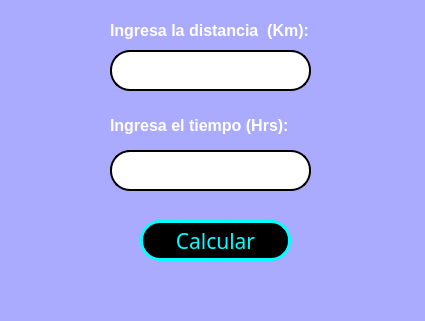
P4B11nn/PIP_2025_Unidad1_Eq5, file Unidad I/Tareas/E08_CalculoDistancia.ui: the form before one commit.
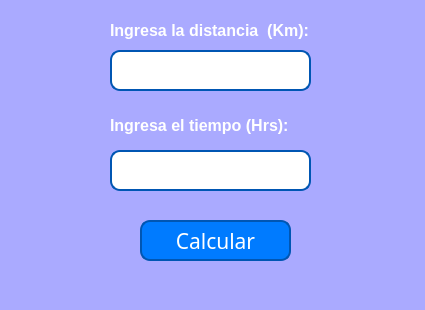
The form after the commit.

```diff
--- a/Unidad I/Tareas/E08_CalculoDistancia.ui
+++ b/Unidad I/Tareas/E08_CalculoDistancia.ui
@@ -7,7 +7,7 @@
     <x>0</x>
     <y>0</y>
     <width>425</width>
-    <height>321</height>
+    <height>310</height>
    </rect>
   </property>
   <property name="windowTitle">
@@ -33,10 +33,19 @@
      </font>
     </property>
     <property name="styleSheet">
-     <string notr="true">background-color:black;
-color: cyan;
-border-radius: 20px;
-border: 3px solid cyan</string>
+     <string notr="true">QPushButton:pressed {
+    background-color: #003f7f; 
+    border: 2px solid #002f5f; 
+}
+
+QPushButton {
+    background-color: #007BFF;
+    color: white;
+    border-radius: 10px;
+    border: 2px solid #0056b3;
+    padding: 5px 10px;
+  
+}</string>
     </property>
     <property name="text">
      <string>Calcular</string>
@@ -86,8 +95,10 @@
     </property>
     <property name="styleSheet">
      <string notr="true">background-color:white;
-border-radius: 20px;
-border: 2px solid black;
+border-radius: 10px;
+border: 2px solid #0056b3;
+
+
 </string>
     </property>
     <property name="text">
@@ -117,8 +128,10 @@
     </property>
     <property name="styleSheet">
      <string notr="true">background-color:white;
-border-radius: 20px;
-border: 2px solid black;
+border-radius: 10px;
+border: 2px solid #0056b3;
+
+
 </string>
     </property>
     <property name="text">
```
